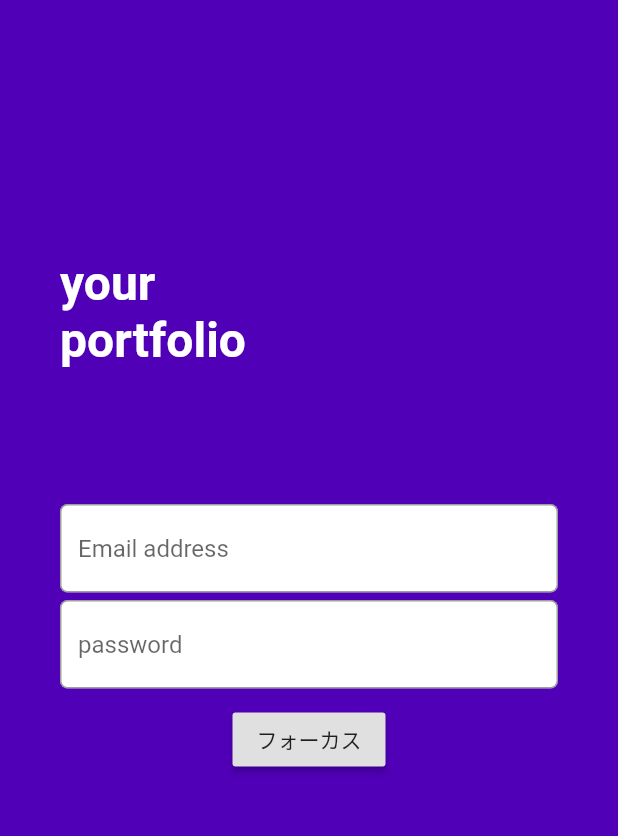
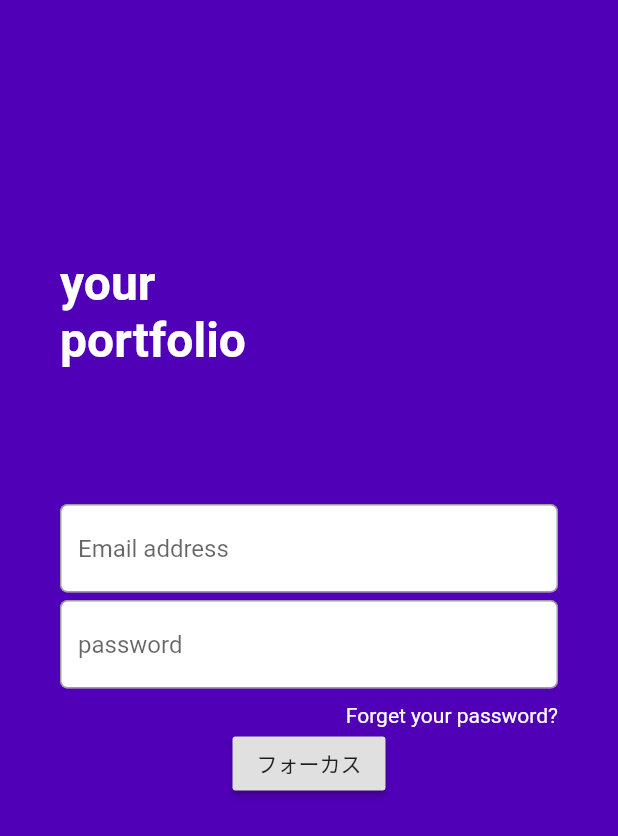
Before and after one commit to HayatoNabetani/mht-engneer-Commu-task, a Flutter app: the screen it shows after launch, on a phone screen of 412 x 824 dp. Shown: the top 836 px of the screen. Run offline on Flutter 3.47's test engine with Material 2 defaults, Android fonts, the phone set to English and light mode, and no system bars.

Commit message:
全体にpaddingを左右つけ、それぞれの要素のpaddingをなくす

```diff
--- a/task1/lib/main.dart
+++ b/task1/lib/main.dart
@@ -47,12 +47,12 @@ class _MyHomePageState extends State<MyHomePage> {
     return Scaffold(
       backgroundColor: HexColor("#5000B7"),
       body: Padding(
-        padding: EdgeInsets.fromLTRB(20, 150, 20, 10),
+        padding: EdgeInsets.fromLTRB(40, 150, 40, 10),
         child: Column(
           children: <Widget>[
             Container(
               width: deviceWidth,
-              padding: EdgeInsets.fromLTRB(20, 20, 20, 80),
+              padding: EdgeInsets.fromLTRB(0, 20, 0, 80),
               child: Text(
                 "your\nportfolio",
                 style: TextStyle(
@@ -64,7 +64,7 @@ class _MyHomePageState extends State<MyHomePage> {
             ),
 
             Container(
-              margin:EdgeInsets.fromLTRB(20, 10, 20, 0),
+              margin:EdgeInsets.fromLTRB(0, 10, 0, 0),
               decoration: BoxDecoration(
                 color: Colors.white,
                 borderRadius: BorderRadius.circular(5),
@@ -83,7 +83,7 @@ class _MyHomePageState extends State<MyHomePage> {
             ),
 
             Container(
-              margin:EdgeInsets.fromLTRB(20, 5, 20, 10),
+              margin:EdgeInsets.fromLTRB(0, 5, 0, 10),
               decoration: BoxDecoration(
                 color: Colors.white,
                 borderRadius: BorderRadius.circular(5),
@@ -97,6 +97,17 @@ class _MyHomePageState extends State<MyHomePage> {
                   border: OutlineInputBorder(
                     borderRadius: BorderRadius.circular(5),
                   ),
+                ),
+              )
+            ),
+
+            Container(
+              width: deviceWidth,
+              child: Text(
+                "Forget your password?",
+                textAlign: TextAlign.end,
+                style: TextStyle(
+                  color: Colors.white,
                 ),
               )
             ),
```
